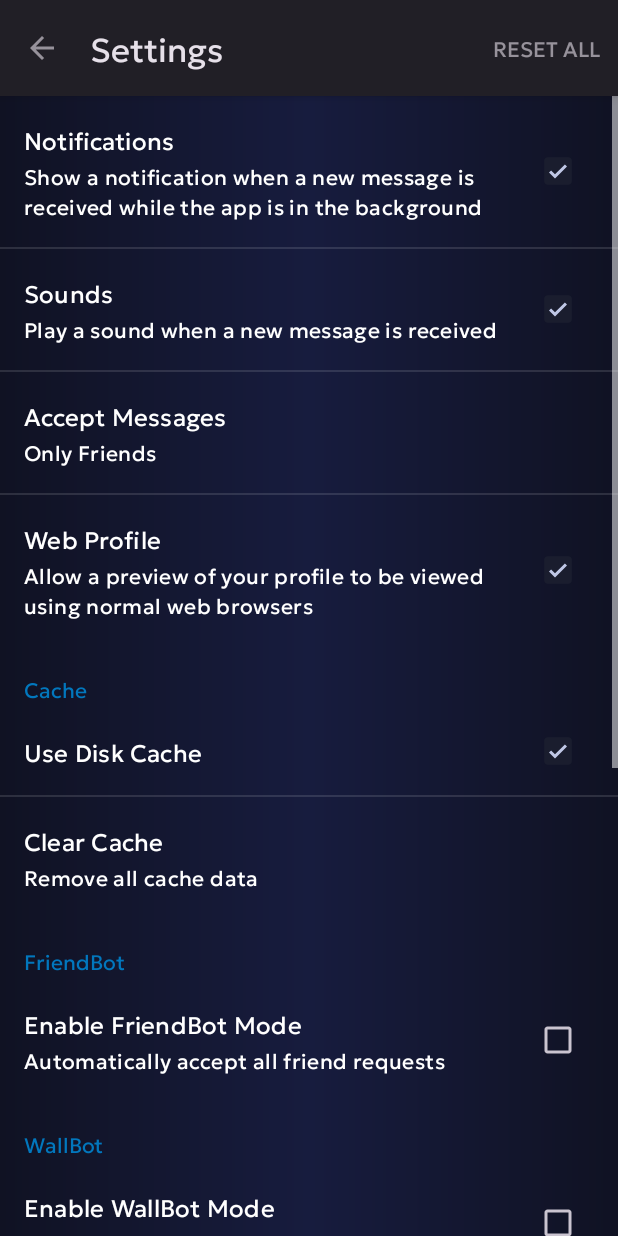
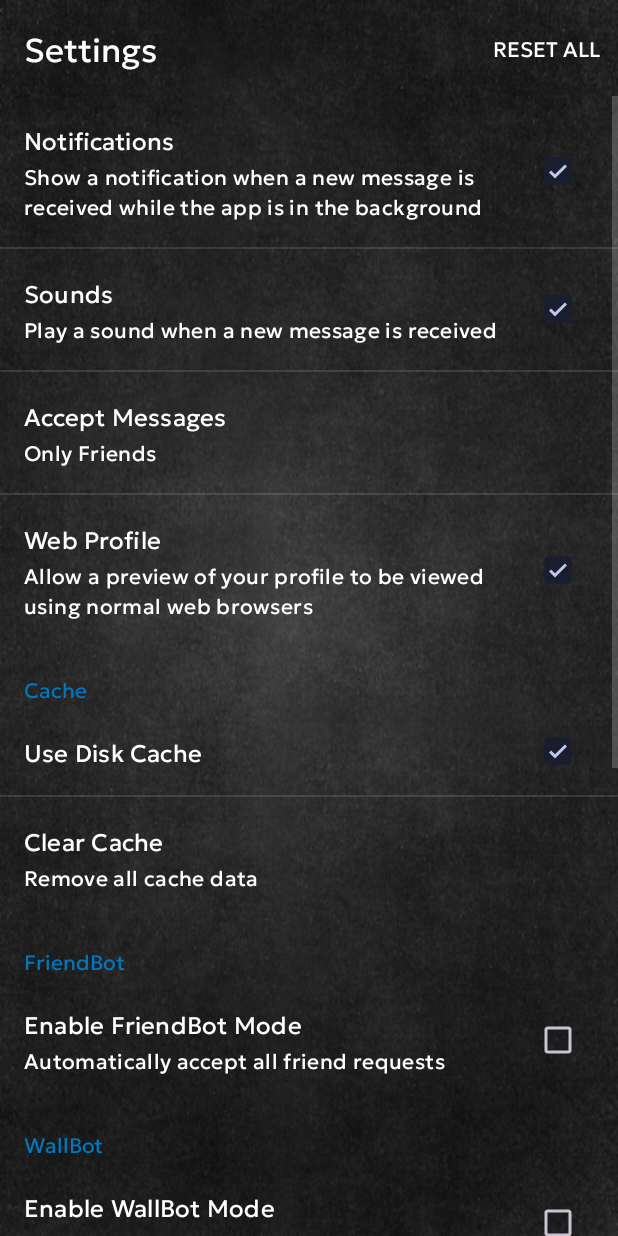
Before and after one commit to dimonbugor/onion.network, an Android app: the SettingsActivity screen opened directly, with no data from a screen before it, on a phone screen of 412 x 824 dp. Run offline under Robolectric (Android 15) with nearby library versions, the phone set to English and light mode, and no system bars.

Commit message:
- правки дизайну згідно зауважень

```diff
--- a/app/src/main/AndroidManifest.xml
+++ b/app/src/main/AndroidManifest.xml
@@ -279,6 +279,7 @@
         <activity
             android:name=".ui.SettingsActivity"
             android:label="Settings"
+            android:theme="@style/AppTheme.NoActionBar"
             android:parentActivityName=".ui.MainActivity" />
     </application>
 
--- a/app/src/main/java/onion/network/ui/SettingsActivity.java
+++ b/app/src/main/java/onion/network/ui/SettingsActivity.java
@@ -20,6 +20,7 @@ import android.view.Menu;
 import android.view.MenuItem;
 
 import androidx.appcompat.app.AppCompatActivity;
+import androidx.appcompat.widget.Toolbar;
 
 import com.google.android.material.snackbar.Snackbar;
 
@@ -41,6 +42,9 @@ public class SettingsActivity extends AppCompatActivity {
         Settings.getPrefs(this);
 
         setContentView(R.layout.prefs);
+
+        Toolbar toolbar = findViewById(R.id.toolbar);
+        setSupportActionBar(toolbar);
 
         getFragmentManager().beginTransaction().add(R.id.content, new SettingsFragment()).commit();
 
--- a/app/src/main/res/layout/activity_splash.xml
+++ b/app/src/main/res/layout/activity_splash.xml
@@ -3,7 +3,6 @@
     xmlns:tools="http://schemas.android.com/tools"
     android:layout_width="match_parent"
     android:layout_height="match_parent"
-    android:background="@color/colorPrimary"
     tools:context=".ui.SplashActivity">
 
     <ProgressBar
--- a/app/src/main/res/layout/prefs.xml
+++ b/app/src/main/res/layout/prefs.xml
@@ -1,8 +1,38 @@
 <?xml version="1.0" encoding="utf-8"?>
 <FrameLayout xmlns:android="http://schemas.android.com/apk/res/android"
-    android:id="@+id/content"
-    android:orientation="vertical"
+    xmlns:app="http://schemas.android.com/apk/res-auto"
     android:layout_width="match_parent"
     android:layout_height="match_parent">
 
+    <androidx.coordinatorlayout.widget.CoordinatorLayout
+        android:id="@+id/main_content"
+        android:layout_width="match_parent"
+        android:layout_height="match_parent"
+        android:fitsSystemWindows="true">
+
+        <com.google.android.material.appbar.AppBarLayout
+            android:id="@+id/appbar"
+            android:layout_width="match_parent"
+            android:layout_height="wrap_content"
+            android:background="@android:color/transparent">
+
+            <androidx.appcompat.widget.Toolbar
+                android:id="@+id/toolbar"
+                android:layout_width="match_parent"
+                android:layout_height="wrap_content"
+                android:background="@android:color/transparent"
+                app:layout_scrollFlags="">
+
+            </androidx.appcompat.widget.Toolbar>
+
+        </com.google.android.material.appbar.AppBarLayout>
+
+        <FrameLayout
+            android:id="@+id/content"
+            android:layout_width="match_parent"
+            android:layout_height="wrap_content"
+            app:layout_behavior="@string/appbar_scrolling_view_behavior"
+            android:orientation="vertical" />
+    </androidx.coordinatorlayout.widget.CoordinatorLayout>
+
 </FrameLayout>
--- a/app/src/main/res/layout/tab_item.xml
+++ b/app/src/main/res/layout/tab_item.xml
@@ -9,13 +9,12 @@
         android:id="@+id/itemFab"
         android:layout_width="wrap_content"
         android:layout_height="wrap_content"
-        android:layout_marginBottom="@dimen/dp24"
         android:src="@drawable/ic_menu"
         android:visibility="visible"
         app:tint="@android:color/white"
         app:shapeAppearanceOverlay="@style/ShapeAppearanceOverlay.App.rounded"
-        app:backgroundTint="@color/colorAccent"
-        app:fabCustomSize="@dimen/dp48" />
+        app:backgroundTint="@color/colorPrimaryContainer"
+        app:fabCustomSize="@dimen/dp36" />
 
     <TextView
         android:id="@+id/badge"
--- a/app/src/main/res/values-w600dp/dimen.xml
+++ b/app/src/main/res/values-w600dp/dimen.xml
@@ -5,6 +5,7 @@
     <dimen name="dp16">18dp</dimen>
     <dimen name="dp24">28dp</dimen>
     <dimen name="dp32">38dp</dimen>
+    <dimen name="dp36">43dp</dimen>
     <dimen name="dp48">56dp</dimen>
     <dimen name="dp64">76dp</dimen>
     <dimen name="dp72">86dp</dimen>
--- a/app/src/main/res/values-w720dp/dimen.xml
+++ b/app/src/main/res/values-w720dp/dimen.xml
@@ -5,6 +5,7 @@
     <dimen name="dp16">22dp</dimen>
     <dimen name="dp24">36dp</dimen>
     <dimen name="dp32">46dp</dimen>
+    <dimen name="dp36">54dp</dimen>
     <dimen name="dp48">68dp</dimen>
     <dimen name="dp64">90dp</dimen>
     <dimen name="dp72">108dp</dimen>
--- a/app/src/main/res/values/dimen.xml
+++ b/app/src/main/res/values/dimen.xml
@@ -5,6 +5,7 @@
     <dimen name="dp16">16dp</dimen>
     <dimen name="dp24">24dp</dimen>
     <dimen name="dp32">32dp</dimen>
+    <dimen name="dp36">36dp</dimen>
     <dimen name="dp48">48dp</dimen>
     <dimen name="dp64">64dp</dimen>
     <dimen name="dp72">72dp</dimen>
--- a/app/src/main/res/values/styles.xml
+++ b/app/src/main/res/values/styles.xml
@@ -3,7 +3,8 @@
     <!-- Основна тема застосунку -->
     <style name="AppTheme" parent="Theme.Material3.Dark">
         <!-- Фоновий колір -->
-        <item name="android:windowBackground">@drawable/windows_bg</item>
+        <item name="android:statusBarColor">@android:color/transparent</item>
+        <item name="android:windowBackground">@drawable/pikaso</item>
         <item name="colorPrimary">@color/colorPrimary</item>
         <item name="colorPrimaryContainer">@color/colorPrimaryContainer</item>
         <item name="colorSecondary">@color/colorSecondary</item>
@@ -26,7 +27,7 @@
 
     <!-- Стиль панелі дій -->
     <style name="DarkActionBar" parent="Widget.Material3.ActionBar.Solid">
-        <item name="android:background">@color/colorBackground</item>
+        <item name="android:background">@android:color/transparent</item>
         <item name="android:titleTextStyle">@style/DarkActionBarTitleText</item>
     </style>
 
@@ -36,7 +37,7 @@
     </style>
 
     <!-- Тема без панелі дій -->
-    <style name="AppTheme.NoActionBar">
+    <style name="AppTheme.NoActionBar" parent="AppTheme">
         <item name="windowActionBar">false</item>
         <item name="windowNoTitle">true</item>
     </style>
```
Also changed, not shown: app/src/main/res/layout/activity_main.xml (+6 -4 lines).
